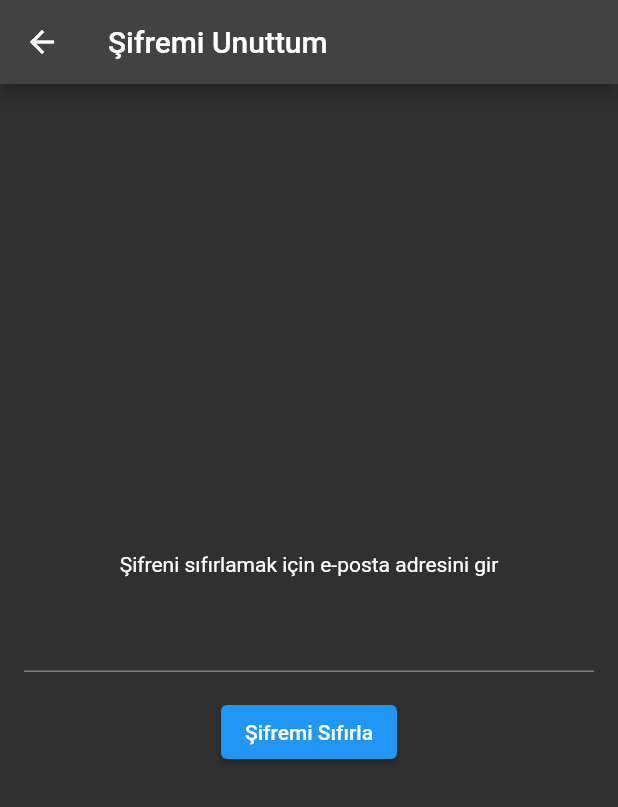
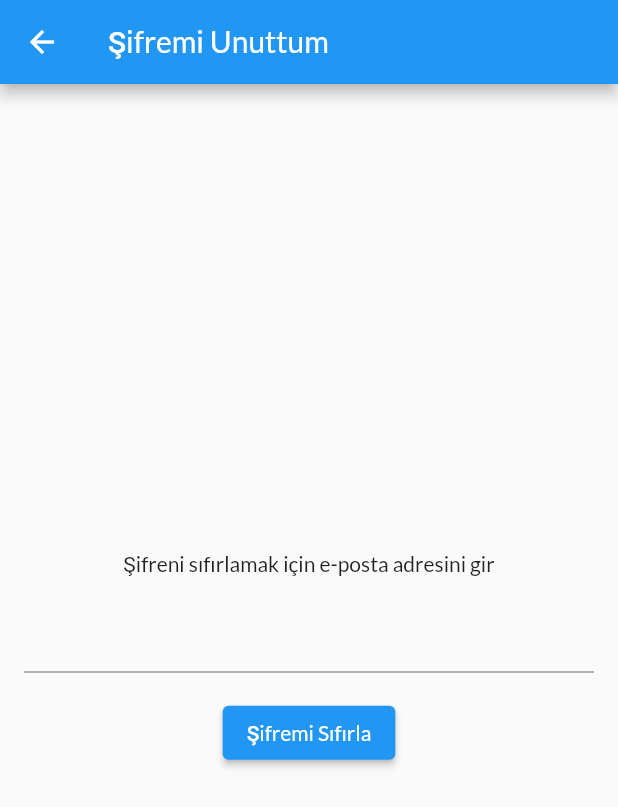
Before and after one commit to selingzl/team-f40-bootcamp-project, a Flutter app: the screen it shows after launch, after a tap on "Şifremi Unuttum", on a phone screen of 412 x 824 dp. Shown: the top 807 px of the screen. Run offline on Flutter 3.47's test engine with Material 2 defaults, Android fonts, the phone set to English and light mode, and no system bars; our stand-ins replace firebase_auth, firebase_core, font_awesome_flutter, google_sign_in; accounts and stored records are empty; network calls fail.

Commit message:
splash screen and 'lato' font family added

```diff
--- a/lib/main.dart
+++ b/lib/main.dart
@@ -7,16 +7,101 @@ void main() async {
   await Firebase.initializeApp();
   runApp(MyApp());
 }
+class SplashScreen extends StatefulWidget {
+  const SplashScreen({super.key});
 
-class MyApp extends StatelessWidget {
+  @override
+  State<SplashScreen> createState() => _SplashScreenState();
+}
+
+class _SplashScreenState extends State<SplashScreen> with SingleTickerProviderStateMixin {
+  late AnimationController _animationController;
+  late Animation<double> _fadeAnimation;
+
+  @override
+  void initState() {
+    super.initState();
+    _animationController = AnimationController(
+      vsync: this,
+      duration: Duration(seconds: 2),
+    );
+    _fadeAnimation = Tween<double>(begin: 0.0, end: 1.0).animate(
+      CurvedAnimation(parent: _animationController, curve: Curves.easeIn),
+    );
+    _animationController.forward();
+
+    navigateToLogin();
+  }
+  @override
+  void dispose() {
+    _animationController.dispose();
+    super.dispose();
+  }
+
+  void navigateToLogin() async {
+    await Future.delayed(Duration(seconds: 3)); // Adjust the duration as needed
+
+    Navigator.pushReplacement(
+      context,
+      MaterialPageRoute(builder: (context) => LoginPage()),
+    );
+  }
+  Widget build(BuildContext context) {
+    return Scaffold(
+      body: AnimatedBuilder(
+        animation: _fadeAnimation,
+        builder: (context, child) {
+          return Opacity(
+            opacity: _fadeAnimation.value,
+            child: Container(
+              decoration: BoxDecoration(
+                image: DecorationImage(
+                  image: AssetImage(
+                      'lib/assets/Firefly a small cute sleeping orange cat in the middle of the photo and light purple library backgro.jpg'),
+                  fit: BoxFit.cover,
+                ),
+              ),
+              child: Stack(
+                children: [
+                  Positioned(
+                    bottom: 90,
+                    right: 50,
+                    child: Text(
+                      'Readme!',
+                      style: TextStyle(
+                        color: Color(0xFF454A71),
+                        fontSize: 42,
+                        fontWeight: FontWeight.bold,
+                        fontStyle: FontStyle.italic,
+                      ),
+                    ),
+                  ),
+                ],
+              ),
+            ),
+          );
+        },
+      ),
+    );
+  }
+}
+
+
+
+  class MyApp extends StatelessWidget {
   const MyApp({super.key});
 
   @override
   Widget build(BuildContext context) {
     return MaterialApp(
       debugShowCheckedModeBanner: false,
-      home: LoginPage(),
-      theme: ThemeData.dark(),
+      home: SplashScreen(),
+      theme: ThemeData(
+        fontFamily: 'Lato',
+      ),
+
+
     );
+
   }
 }
```
Also changed, not shown: pubspec.yaml (+9 -15 lines), lib/assets/Firefly a small cute sleeping orange cat in the middle of the photo and light purple library backgro.jpg (added), 2 other files.
